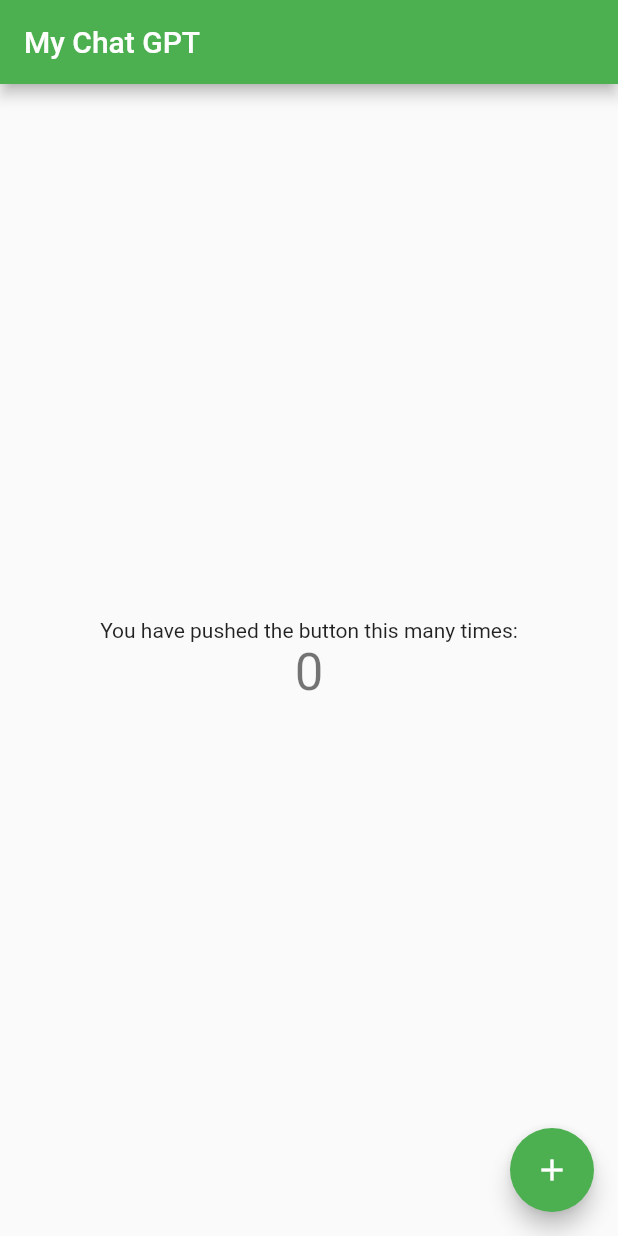
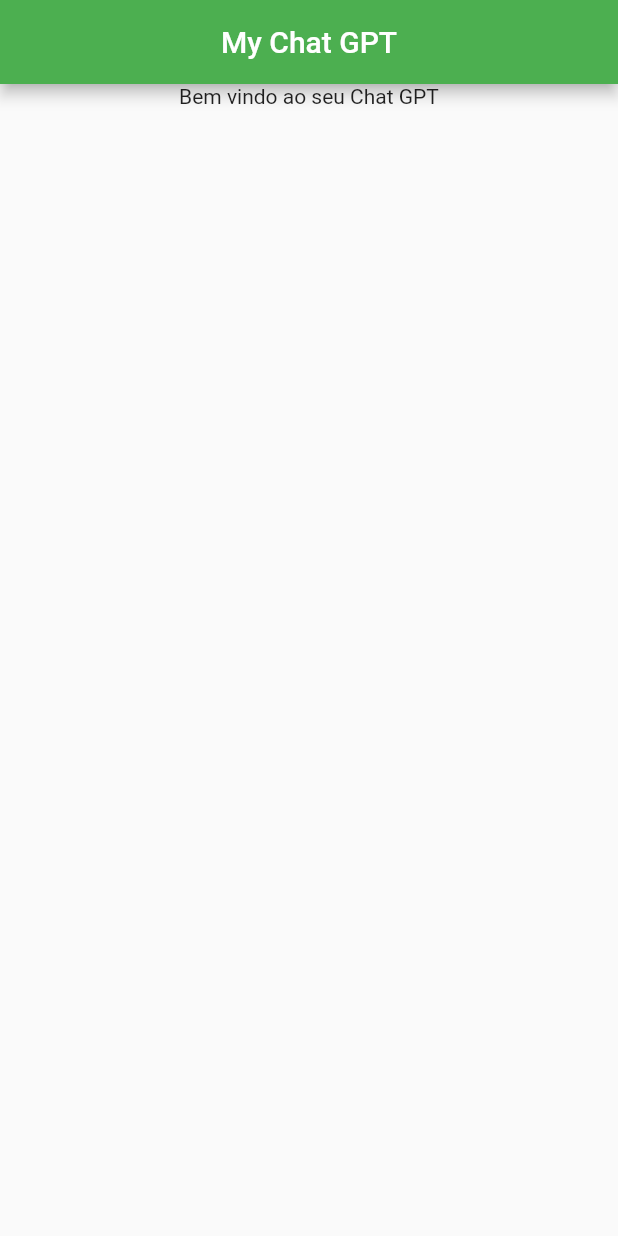
Before and after one commit to souzap371/app_gpt, a Flutter app: the screen it shows after launch, on a phone screen of 412 x 824 dp. Run offline on Flutter 3.47's test engine with Material 2 defaults, Android fonts, the phone set to English and light mode, and no system bars.

Commit message:
iniciado desenvolvimento de  tela principal

```diff
--- a/lib/main.dart
+++ b/lib/main.dart
@@ -16,6 +16,7 @@ class MyApp extends StatelessWidget {
         primarySwatch: Colors.green,
       ),
       home: const MyHomePage(title: 'My Chat GPT'),
+      debugShowCheckedModeBanner: false,
     );
   }
 }
@@ -30,39 +31,25 @@ class MyHomePage extends StatefulWidget {
 }
 
 class _MyHomePageState extends State<MyHomePage> {
-  int _counter = 0;
-
-  void _incrementCounter() {
-    setState(() {
-      _counter++;
-    });
-  }
-
   @override
   Widget build(BuildContext context) {
     return Scaffold(
       appBar: AppBar(
         title: Text(widget.title),
+        centerTitle: true,
       ),
       body: Center(
         child: Column(
-          mainAxisAlignment: MainAxisAlignment.center,
-          children: <Widget>[
-            const Text(
-              'You have pushed the button this many times:',
-            ),
+          mainAxisAlignment: MainAxisAlignment.start,
+          children: const <Widget>[
             Text(
-              '$_counter',
-              style: Theme.of(context).textTheme.headline4,
+              'Bem vindo ao seu Chat GPT',
             ),
           ],
         ),
       ),
-      floatingActionButton: FloatingActionButton(
-        onPressed: _incrementCounter,
-        tooltip: 'Increment',
-        child: const Icon(Icons.add),
-      ), // This trailing comma makes auto-formatting nicer for build methods.
+
+      // This trailing comma makes auto-formatting nicer for build methods.
     );
   }
 }
--- /dev/null
+++ b/lib/pages/homePage.dart
@@ -0,0 +1,68 @@
+import 'package:app_gpt/utils/appRoutes.dart';
+import 'package:flutter/material.dart';
+
+class HomePage extends StatelessWidget {
+  const HomePage({super.key});
+
+  // This widget is the root of your application.
+  @override
+  Widget build(BuildContext context) {
+    return MaterialApp(
+      title: 'Flutter Demo',
+      theme: ThemeData(
+        primarySwatch: Colors.green,
+      ),
+      home: const HomePage(),
+      routes: {
+        AppRoutes.homePage: (ctx) => const HomePage(),
+      },
+    );
+  }
+}
+
+class MyHomePage extends StatefulWidget {
+  const MyHomePage({super.key, required this.title});
+
+  final String title;
+
+  @override
+  State<MyHomePage> createState() => _MyHomePageState();
+}
+
+class _MyHomePageState extends State<MyHomePage> {
+  int _counter = 0;
+
+  void _incrementCounter() {
+    setState(() {
+      _counter++;
+    });
+  }
+
+  @override
+  Widget build(BuildContext context) {
+    return Scaffold(
+      appBar: AppBar(
+        title: Text(widget.title),
+      ),
+      body: Center(
+        child: Column(
+          mainAxisAlignment: MainAxisAlignment.center,
+          children: <Widget>[
+            const Text(
+              'You have pushed the button this many times:',
+            ),
+            Text(
+              '$_counter',
+              style: Theme.of(context).textTheme.headline4,
+            ),
+          ],
+        ),
+      ),
+      floatingActionButton: FloatingActionButton(
+        onPressed: _incrementCounter,
+        tooltip: 'Increment',
+        child: const Icon(Icons.add),
+      ), // This trailing comma makes auto-formatting nicer for build methods.
+    );
+  }
+}
--- /dev/null
+++ b/lib/utils/appRoutes.dart
@@ -0,0 +1,3 @@
+class AppRoutes {
+  static const homePage = '/homePage';
+}
```
Also changed, not shown: pubspec.yaml (+3 -4 lines), pubspec.lock, 1 other file.
